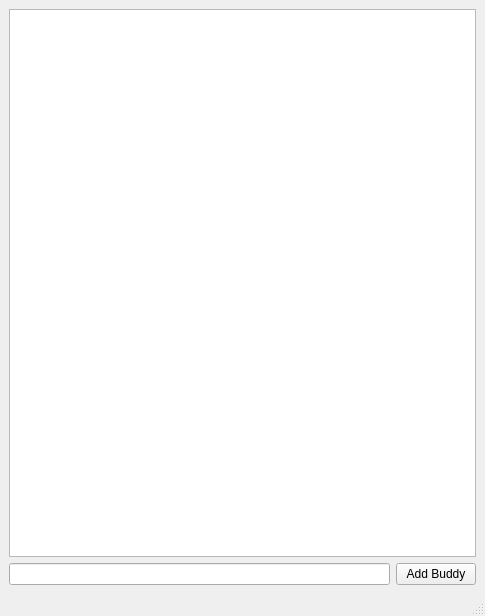
Before: the Qt Designer form gui/main_window.ui in avplayer/avim, drawn with Qt 5.
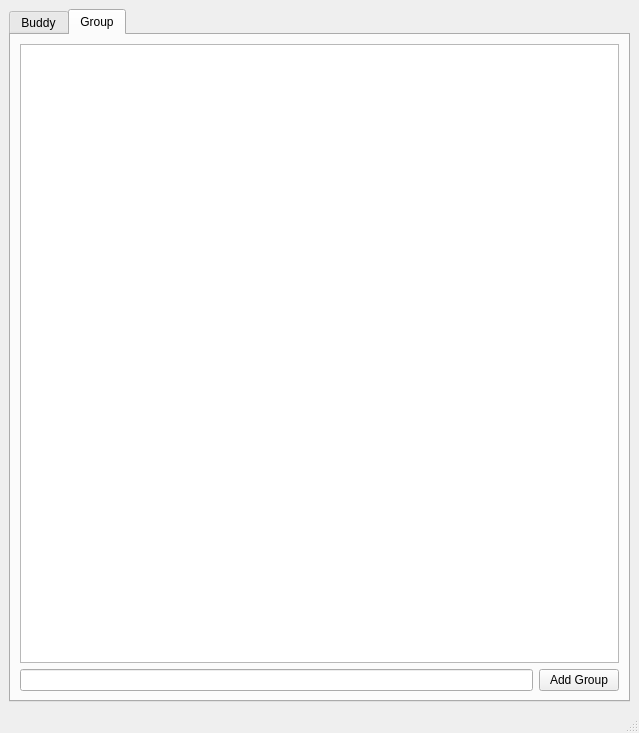
After: the same form once the commit is applied.

Commit message: tab 化主界面

Diff of the .ui file:
```diff
--- a/gui/main_window.ui
+++ b/gui/main_window.ui
@@ -6,14 +6,24 @@
    <rect>
     <x>0</x>
     <y>0</y>
-    <width>485</width>
-    <height>616</height>
+    <width>639</width>
+    <height>733</height>
    </rect>
   </property>
   <property name="windowTitle">
    <string>MainWindow</string>
   </property>
   <widget class="QWidget" name="centralwidget">
+   <layout class="QVBoxLayout" name="verticalLayout_2">
+    <item>
+     <widget class="QTabWidget" name="tabWidget">
+      <property name="currentIndex">
+       <number>1</number>
+      </property>
+      <widget class="QWidget" name="tab_buddy">
+       <attribute name="title">
+        <string>Buddy</string>
+       </attribute>
    <layout class="QVBoxLayout" name="verticalLayout">
     <item>
      <widget class="QListWidget" name="m_list"/>
@@ -34,6 +44,34 @@
     </item>
    </layout>
   </widget>
+      <widget class="QWidget" name="tab_group">
+       <attribute name="title">
+        <string>Group</string>
+       </attribute>
+       <layout class="QVBoxLayout" name="verticalLayout_3">
+        <item>
+         <widget class="QListWidget" name="grouplistWidget"/>
+        </item>
+        <item>
+         <layout class="QHBoxLayout" name="horizontalLayout_3">
+          <item>
+           <widget class="QLineEdit" name="group_lineEdit"/>
+          </item>
+          <item>
+           <widget class="QPushButton" name="add_groupButton">
+            <property name="text">
+             <string>Add Group</string>
+            </property>
+           </widget>
+          </item>
+         </layout>
+        </item>
+       </layout>
+      </widget>
+     </widget>
+    </item>
+   </layout>
+  </widget>
   <widget class="QMenuBar" name="menubar">
    <property name="geometry">
     <rect>
```
Left out of the diff: 10 changed lines with no effect on the pictures. Lines whose indentation alone changed are shown as unchanged. The commit also changes 2 other files.
